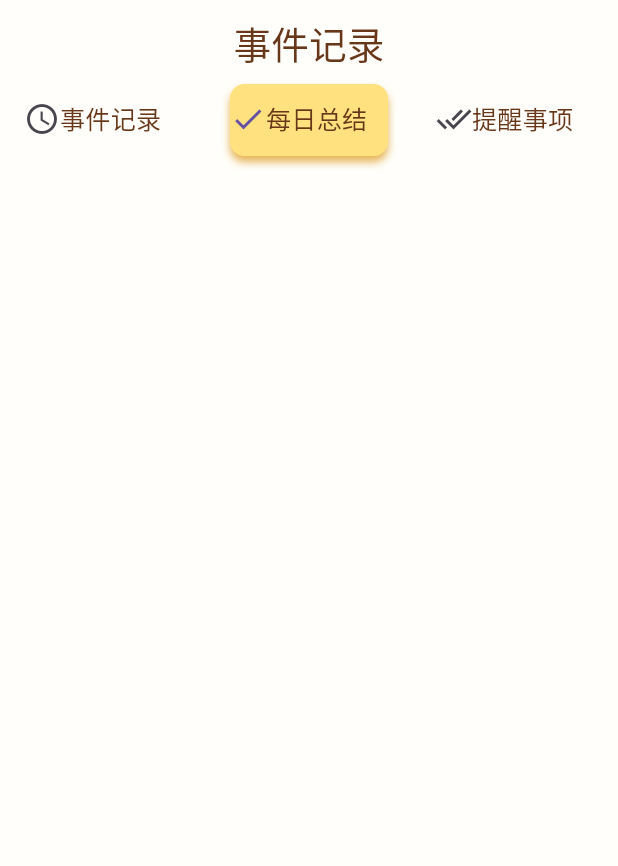
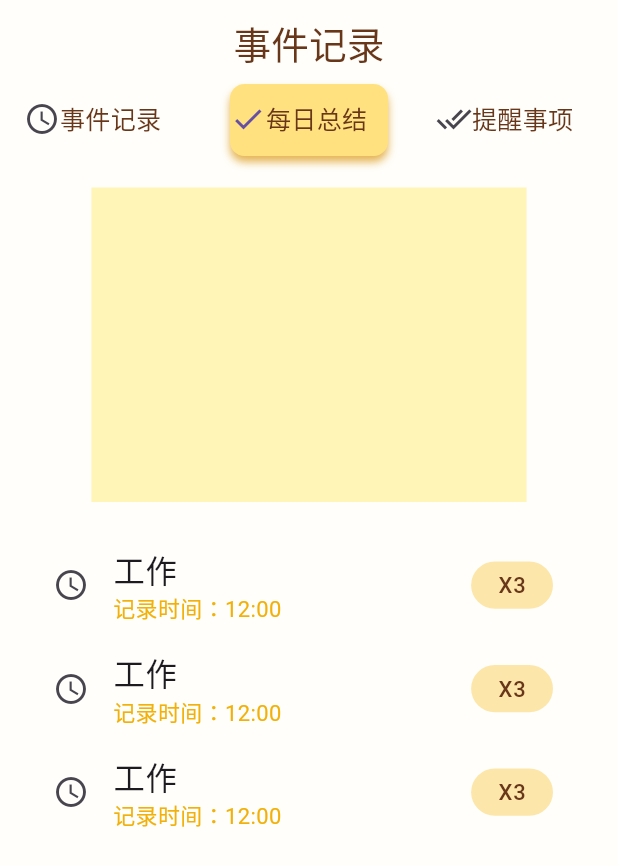
Before and after one commit to Jarvis636431/Emotion, a Flutter app: the PendingPage screen opened directly, tab 2 chosen, on a phone screen of 412 x 824 dp. Shown: the top 866 px of the screen. Run offline on Flutter 3.47's test engine with Material 3 defaults, Android fonts, the light colour scheme and no system bars; our stand-ins replace audioplayers, flutter_screenutil; Roboto replaces fonts that are missing (LanSong).

Commit message:
[fea]每日总结样式完成

```diff
--- a/lib/screens/pending_pages/daily_summary_page.dart
+++ b/lib/screens/pending_pages/daily_summary_page.dart
@@ -1,3 +1,4 @@
+import 'package:emotion/utils/ColorUtils.dart';
 import 'package:flutter/material.dart';
 import 'package:flutter_screenutil/flutter_screenutil.dart';
 
@@ -11,7 +12,95 @@ class _DailySummaryPageState extends State<DailySummaryPage> {
   Widget build(context) {
     return Container(
       decoration: const BoxDecoration(
-        color: Color(0xFFFEFA),
+        color: ColorUtils.light_bg,
+      ),
+      child: Padding(
+        padding: EdgeInsets.symmetric(horizontal: 20.h,vertical: 20.w),
+        child: Column(
+          children: [
+            Container(
+              height: 200.w,
+              width: 300.h,
+              color: ColorUtils.bg_yellow,
+            ),
+            SizedBox(height: 20.w),
+            ListTile(
+              leading: Icon(Icons.access_time),
+              title: Text('工作', style: TextStyle(fontSize: 20.sp)),
+              subtitle: Text(
+                '记录时间：12:00',
+                style: TextStyle(fontSize: 14.sp, color: ColorUtils.text_yellow),
+              ),
+              trailing: Container(
+                //封装好组件，点击切换状态
+                decoration: BoxDecoration(
+                  color: ColorUtils.info_card_bg,
+                  borderRadius: BorderRadius.circular(20.r),
+
+                  ///设计图神秘圆角
+                ),
+                child: Padding(
+                  padding: EdgeInsets.symmetric(horizontal: 10.h, vertical: 5.w),
+                  child: Text(
+                    '  X3  ',
+                    style:
+                    TextStyle(fontSize: 14.sp, color: ColorUtils.text_brown),
+                  ),
+                ),
+              ),
+            ),
+            ListTile(
+              leading: Icon(Icons.access_time),
+              title: Text('工作', style: TextStyle(fontSize: 20.sp)),
+              subtitle: Text(
+                '记录时间：12:00',
+                style: TextStyle(fontSize: 14.sp, color: ColorUtils.text_yellow),
+              ),
+              trailing: Container(
+                //封装好组件，点击切换状态
+                decoration: BoxDecoration(
+                  color: ColorUtils.info_card_bg,
+                  borderRadius: BorderRadius.circular(20.r),
+
+                  ///设计图神秘圆角
+                ),
+                child: Padding(
+                  padding: EdgeInsets.symmetric(horizontal: 10.h, vertical: 5.w),
+                  child: Text(
+                    '  X3  ',
+                    style:
+                    TextStyle(fontSize: 14.sp, color: ColorUtils.text_brown),
+                  ),
+                ),
+              ),
+            ),
+            ListTile(
+              leading: Icon(Icons.access_time),
+              title: Text('工作', style: TextStyle(fontSize: 20.sp)),
+              subtitle: Text(
+                '记录时间：12:00',
+                style: TextStyle(fontSize: 14.sp, color: ColorUtils.text_yellow),
+              ),
+              trailing: Container(
+                //封装好组件，点击切换状态
+                decoration: BoxDecoration(
+                  color: ColorUtils.info_card_bg,
+                  borderRadius: BorderRadius.circular(20.r),
+
+                  ///设计图神秘圆角
+                ),
+                child: Padding(
+                  padding: EdgeInsets.symmetric(horizontal: 10.h, vertical: 5.w),
+                  child: Text(
+                    '  X3  ',
+                    style:
+                    TextStyle(fontSize: 14.sp, color: ColorUtils.text_brown),
+                  ),
+                ),
+              ),
+            ),
+          ],
+        ),
       ),
     );
   }
--- a/lib/screens/pending_pages/reminder_page.dart
+++ b/lib/screens/pending_pages/reminder_page.dart
@@ -19,70 +19,98 @@ class _ReminderPageState extends State<ReminderPage> {
       child: Column(
         children: [
           IconButton(
-              onPressed: (){
-                Navigator.push(context, MaterialPageRoute(builder: (context) => NewReminder()));
+            onPressed: () {
+              Navigator.push(context,
+                  MaterialPageRoute(builder: (context) => NewReminder()));
             },
             icon: Icon(Icons.add, size: 100.w, color: ColorUtils.text_brown),
           ),
           SizedBox(
             height: 10.w,
           ),
-          Text('新建提醒事项',style: TextStyle(fontSize: 24.sp,fontFamily: 'LanSong',color: ColorUtils.text_brown),),
-          SizedBox(
-            height: 200.w,
-            //liestview必须嵌套在有约束的父组件中，主要是在滚动方向约束
-            child: ListView(
-              children: [
+          Text(
+            '新建提醒事项',
+            style: TextStyle(
+                fontSize: 24.sp,
+                fontFamily: 'LanSong',
+                color: ColorUtils.text_brown),
+          ),
+          //可以不用sizedbox，直接用listtile，考虑使用builder替换
           ListTile(
             leading: Icon(Icons.access_time),
-                  title: Text('吃饭',style: TextStyle(fontSize: 20.sp)),
-                  subtitle: Text('提醒事件：12:00',style: TextStyle(fontSize: 14.sp,color: ColorUtils.subtitle),),
+            title: Text('吃饭', style: TextStyle(fontSize: 20.sp)),
+            subtitle: Text(
+              '提醒事件：12:00',
+              style: TextStyle(fontSize: 14.sp, color: ColorUtils.subtitle),
+            ),
             trailing: Container(
               //封装好组件，点击切换状态
               decoration: BoxDecoration(
                 color: ColorUtils.info_card_bg,
-                      borderRadius: BorderRadius.circular(20.r),///设计图神秘圆角
+                borderRadius: BorderRadius.circular(20.r),
+
+                ///设计图神秘圆角
               ),
               child: Padding(
-                      padding:EdgeInsets.symmetric(horizontal: 10.h,vertical: 5.w),
-                      child: Text('已完成',style: TextStyle(fontSize: 14.sp,color: ColorUtils.text_brown),),
+                padding: EdgeInsets.symmetric(horizontal: 10.h, vertical: 5.w),
+                child: Text(
+                  '已完成',
+                  style:
+                      TextStyle(fontSize: 14.sp, color: ColorUtils.text_brown),
+                ),
               ),
             ),
           ),
           ListTile(
             leading: Icon(Icons.access_time),
-                  title: Text('吃饭',style: TextStyle(fontSize: 20.sp)),
-                  subtitle: Text('提醒事件：12:00',style: TextStyle(fontSize: 14.sp,color: ColorUtils.subtitle),),
+            title: Text('吃饭', style: TextStyle(fontSize: 20.sp)),
+            subtitle: Text(
+              '提醒事件：12:00',
+              style: TextStyle(fontSize: 14.sp, color: ColorUtils.subtitle),
+            ),
             trailing: Container(
               //封装好组件，点击切换状态
               decoration: BoxDecoration(
                 color: ColorUtils.finished_task,
-                      borderRadius: BorderRadius.circular(20.r),///设计图神秘圆角
+                borderRadius: BorderRadius.circular(20.r),
+
+                ///设计图神秘圆角
               ),
               child: Padding(
-                      padding:EdgeInsets.symmetric(horizontal: 10.h,vertical: 5.w),
-                      child: Text('未提醒',style: TextStyle(fontSize: 14.sp,color: ColorUtils.text_brown),),
+                padding: EdgeInsets.symmetric(horizontal: 10.h, vertical: 5.w),
+                child: Text(
+                  '未提醒',
+                  style:
+                      TextStyle(fontSize: 14.sp, color: ColorUtils.text_brown),
+                ),
               ),
             ),
           ),
           ListTile(
             leading: Icon(Icons.access_time),
-                  title: Text('吃饭',style: TextStyle(fontSize: 20.sp)),
-                  subtitle: Text('提醒事件：12:00',style: TextStyle(fontSize: 14.sp,color: ColorUtils.subtitle),),
+            title: Text('吃饭', style: TextStyle(fontSize: 20.sp)),
+            subtitle: Text(
+              '提醒事件：12:00',
+              style: TextStyle(fontSize: 14.sp, color: ColorUtils.subtitle),
+            ),
             trailing: Container(
               //封装好组件，点击切换状态
               decoration: BoxDecoration(
                 color: ColorUtils.finished_task,
-                      borderRadius: BorderRadius.circular(20.r),///设计图神秘圆角
+                borderRadius: BorderRadius.circular(20.r),
+
+                ///设计图神秘圆角
               ),
               child: Padding(
-                      padding:EdgeInsets.symmetric(horizontal: 10.h,vertical: 5.w),
-                      child: Text('未提醒',style: TextStyle(fontSize: 14.sp,color: ColorUtils.text_brown),),
+                padding: EdgeInsets.symmetric(horizontal: 10.h, vertical: 5.w),
+                child: Text(
+                  '未提醒',
+                  style:
+                      TextStyle(fontSize: 14.sp, color: ColorUtils.text_brown),
                 ),
               ),
             ),
-              ],),
-          )
+          ),
         ],
       ),
     );
```
Lines whose indentation alone changed are shown as unchanged.
